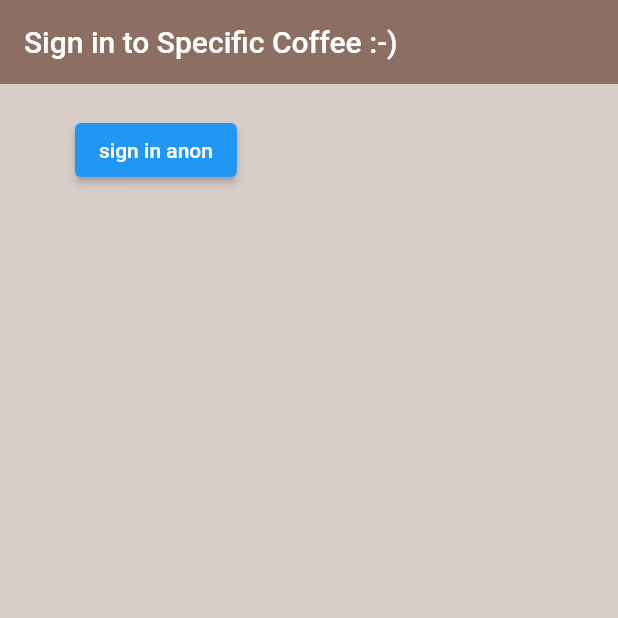
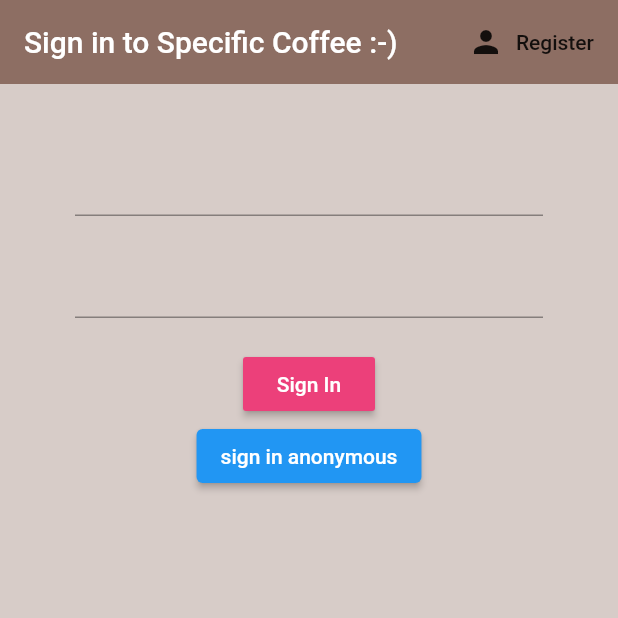
Before and after one commit to Anand4756/Specific-Coffee, a Flutter app: the screen it shows after launch, on a phone screen of 412 x 824 dp, the top half of it. Run offline on Flutter 3.47's test engine with Material 2 defaults, Android fonts, the phone set to English and light mode, and no system bars; our stand-ins replace firebase_auth, firebase_core; accounts and stored records are empty.

Commit message:
form toggle between register and signin

```diff
--- a/lib/main.dart
+++ b/lib/main.dart
@@ -1,6 +1,9 @@
+import 'package:coffeeapp/models/user.dart';
 import 'package:coffeeapp/screens/wrapper.dart';
+import 'package:coffeeapp/services/auth.dart';
 import 'package:firebase_core/firebase_core.dart';
 import 'package:flutter/material.dart';
+import 'package:provider/provider.dart';
 
 void main() async {
   WidgetsFlutterBinding.ensureInitialized();
@@ -14,12 +17,17 @@ class MyApp extends StatelessWidget {
   // This widget is the root of your application.
   @override
   Widget build(BuildContext context) {
-    return MaterialApp(
-      debugShowCheckedModeBanner: false,
-      title: 'Flutter Demo',
-      theme:
-          ThemeData(primarySwatch: Colors.blue, backgroundColor: Colors.blue),
-      home: Wrapper(),
+    return StreamProvider<Profile?>.value(
+      catchError: (_, __) => null,
+      value: AuthService().user,
+      initialData: null,
+      child: MaterialApp(
+        debugShowCheckedModeBanner: false,
+        title: 'Flutter Demo',
+        theme:
+            ThemeData(primarySwatch: Colors.blue, backgroundColor: Colors.blue),
+        home: Wrapper(),
+      ),
     );
   }
 }
--- /dev/null
+++ b/lib/models/user.dart
@@ -0,0 +1,5 @@
+class Profile {
+  final String? uid;
+
+  Profile({required this.uid});
+}
--- a/lib/screens/authenticate/authenticate.dart
+++ b/lib/screens/authenticate/authenticate.dart
@@ -1,3 +1,4 @@
+import 'package:coffeeapp/screens/authenticate/register.dart';
 import 'package:coffeeapp/screens/authenticate/sign_in.dart';
 import 'package:flutter/material.dart';
 
@@ -10,9 +11,18 @@ class Authenticate extends StatefulWidget {
 
 class _AuthenticateState extends State<Authenticate> {
   @override
+  bool showSignIn = true;
+  void toggleView() {
+    //print(showSignIn.toString());
+    setState(() => showSignIn = !showSignIn);
+  }
+
+  @override
   Widget build(BuildContext context) {
-    return Container(
-      child: SignIn(),
-    );
+    if (showSignIn) {
+      return SignIn(toggleView: toggleView);
+    } else {
+      return Register(toggleView: toggleView);
+    }
   }
 }
--- a/lib/screens/authenticate/sign_in.dart
+++ b/lib/screens/authenticate/sign_in.dart
@@ -2,7 +2,9 @@ import 'package:coffeeapp/services/auth.dart';
 import 'package:flutter/material.dart';
 
 class SignIn extends StatefulWidget {
-  const SignIn({Key? key}) : super(key: key);
+  final Function toggleView;
+
+  const SignIn({Key? key, required this.toggleView}) : super(key: key);
 
   @override
   _SignInState createState() => _SignInState();
@@ -10,7 +12,8 @@ class SignIn extends StatefulWidget {
 
 class _SignInState extends State<SignIn> {
   final AuthService _auth = AuthService();
-
+  String email = '';
+  String password = '';
   @override
   Widget build(BuildContext context) {
     return Scaffold(
@@ -19,21 +22,82 @@ class _SignInState extends State<SignIn> {
         backgroundColor: Colors.brown[400],
         elevation: 0.0,
         title: Text('Sign in to Specific Coffee :-)'),
+        actions: <Widget>[
+          FlatButton.icon(
+            icon: Icon(Icons.person),
+            label: Text('Register'),
+            onPressed: () => widget.toggleView(),
+          ),
+        ],
       ),
       body: Container(
         padding: EdgeInsets.symmetric(vertical: 20.0, horizontal: 50.0),
-        child: ElevatedButton(
-          child: Text('sign in anon'),
+        child: Form(
+          child: Column(
+            children: <Widget>[
+              SizedBox(height: 20.0),
+              TextFormField(
+                onChanged: (val) {
+                  setState(() => email = val);
+                },
+              ),
+              SizedBox(height: 20.0),
+              TextFormField(
+                obscureText: true,
+                onChanged: (val) {
+                  setState(() => password = val);
+                },
+              ),
+              SizedBox(height: 20.0),
+              RaisedButton(
+                  color: Colors.pink[400],
+                  child: Text(
+                    'Sign In',
+                    style: TextStyle(color: Colors.white),
+                  ),
+                  onPressed: () async {
+                    print(email);
+                    print(password);
+                  }),
+              ElevatedButton(
+                child: Text('sign in anonymous'),
                 onPressed: () async {
                   dynamic result = await _auth.signInAnon();
                   if (result == null) {
                     print("error signing in");
                   } else {
                     print("signed in");
+                    print(result.uid);
                   }
                 },
               ),
+            ],
+          ),
+        ),
       ),
     );
+    // Scaffold(
+    //   backgroundColor: Colors.brown[100],
+    //   appBar: AppBar(
+    //     backgroundColor: Colors.brown[400],
+    //     elevation: 0.0,
+    //     title: Text('Sign in to Specific Coffee :-)'),
+    //   ),
+    //   body: Container(
+    //     padding: EdgeInsets.symmetric(vertical: 20.0, horizontal: 50.0),
+    //     child: ElevatedButton(
+    //       child: Text('sign in anond'),
+    //       onPressed: () async {
+    //         dynamic result = await _auth.signInAnon();
+    //         if (result == null) {
+    //           print("error signing in");
+    //         } else {
+    //           print("signed in");
+    //           print(result.uid);
+    //         }
+    //       },
+    //     ),
+    //   ),
+    // );
   }
 }
--- a/lib/screens/wrapper.dart
+++ b/lib/screens/wrapper.dart
@@ -1,11 +1,21 @@
+import 'package:coffeeapp/models/user.dart';
 import 'package:coffeeapp/screens/authenticate/authenticate.dart';
+import 'package:coffeeapp/screens/home/home.dart';
+import 'package:firebase_auth/firebase_auth.dart';
 import 'package:flutter/material.dart';
+import 'package:provider/provider.dart';
 
 class Wrapper extends StatelessWidget {
   const Wrapper({Key? key}) : super(key: key);
 
   @override
   Widget build(BuildContext context) {
-    return Authenticate();
+    final user = Provider.of<Profile?>(context);
+    print(user);
+    if (user == null) {
+      return Authenticate();
+    } else {
+      return Home();
+    }
   }
 }
--- a/pubspec.yaml
+++ b/pubspec.yaml
@@ -37,6 +37,7 @@ dependencies:
   firebase_auth: ^3.5.1
   cloud_firestore: ^3.4.1
   firebase_core: ^1.20.0
+  provider: ^6.0.3
 
 dev_dependencies:
   flutter_test:
```
Also changed, not shown: lib/screens/authenticate/register.dart (added, +70 -0 lines), lib/screens/home/home.dart (+19 -3 lines), lib/services/auth.dart (+17 -2 lines), pubspec.lock. Lines whose indentation alone changed are shown as unchanged.
